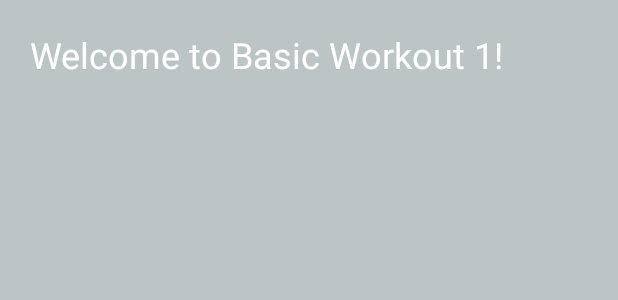
After one commit to MatthewHernandezSoftwareEng/engProject, an Android app: the layout popup_design.xml on its own in the app's theme, with its tools: preview values and no code run, on a phone screen of 412 x 824 dp. The commit adds this screen. Shown: the top 300 px of the screen. Run offline under Robolectric (Android 15) with nearby library versions, the phone set to English and light mode, and no system bars.

Commit message:
Added xml file for popup

```diff
--- /dev/null
+++ b/app/src/main/res/layout/popup_design.xml
@@ -0,0 +1,22 @@
+<?xml version="1.0" encoding="utf-8"?>
+<RelativeLayout xmlns:android="http://schemas.android.com/apk/res/android"
+    xmlns:tools="http://schemas.android.com/tools"
+    android:layout_width="wrap_content"
+    android:layout_height="wrap_content"
+    android:background="@color/background_color">
+
+    <TextView
+        android:id="@+id/workout_1_popup"
+        style="@style/Animation.Design.BottomSheetDialog"
+        android:layout_width="wrap_content"
+        android:layout_height="wrap_content"
+        android:layout_centerInParent="true"
+        android:layout_marginStart="20dp"
+        android:layout_marginTop="20dp"
+        android:layout_marginEnd="20dp"
+        android:layout_marginBottom="20dp"
+        android:text="@string/bw1_welcome"
+        android:textSize="24sp"
+        tools:ignore="MissingConstraints" />
+
+</RelativeLayout>
--- a/app/src/main/res/values/strings.xml
+++ b/app/src/main/res/values/strings.xml
@@ -13,4 +13,8 @@
     <string name="bw2select">Basic Workout 2 Selected</string>
     <string name="bw3select">Basic Workout 3 Selected</string>
     <string name="bw4select">Basic Workout 4 Selected</string>
+    <string name="bw1_welcome">Welcome to Basic Workout 1!</string>
+    <string name="bw2_welcome">Welcome to Basic Workout 2!</string>
+    <string name="bw3_welcome">Welcome to Basic Workout 3!</string>
+    <string name="bw4_welcome">Welcome to Basic Workout 4!</string>
 </resources>
```
